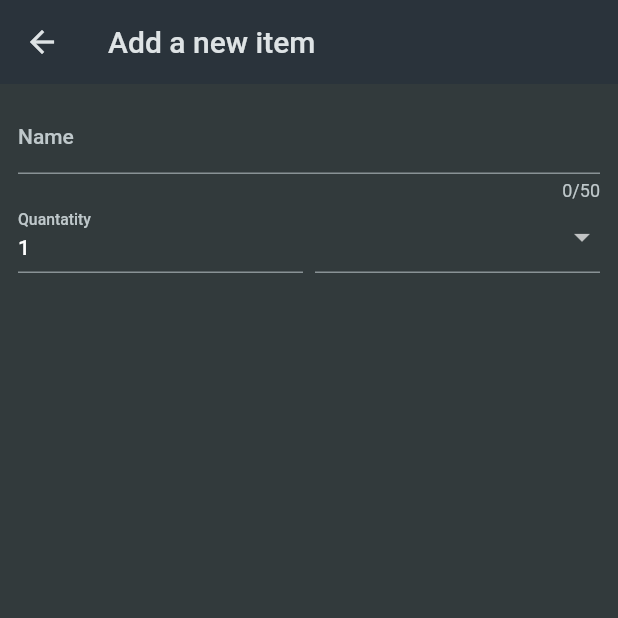
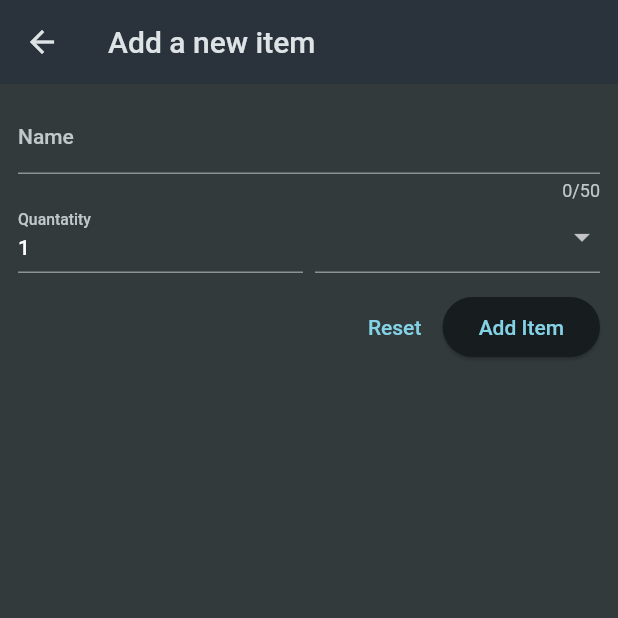
Before and after one commit to royrubin1/shopping_list, a Flutter app: the NewItem screen opened directly, on a phone screen of 412 x 824 dp, the top half of it. Run offline on Flutter 3.47's test engine with Material 2 defaults, Android fonts, the phone set to English and light mode, and no system bars.

Commit message:
Class208

```diff
--- a/lib/widgets/new_item.dart
+++ b/lib/widgets/new_item.dart
@@ -63,9 +63,25 @@ class _NewItemState extends State<NewItem> {
                           ),
                         ),
                     ], onChanged: (value) {}),
+                  ),
+                ],
+              ),
+              const SizedBox(
+                height: 12,
+              ),
+              Row(
+                mainAxisAlignment: MainAxisAlignment.end,
+                children: [
+                  TextButton(
+                    onPressed: () {},
+                    child: Text('Reset'),
+                  ),
+                  ElevatedButton(
+                    onPressed: () {},
+                    child: Text('Add Item'),
                   )
                 ],
-              ),
+              )
             ],
           ),
         ),
```
